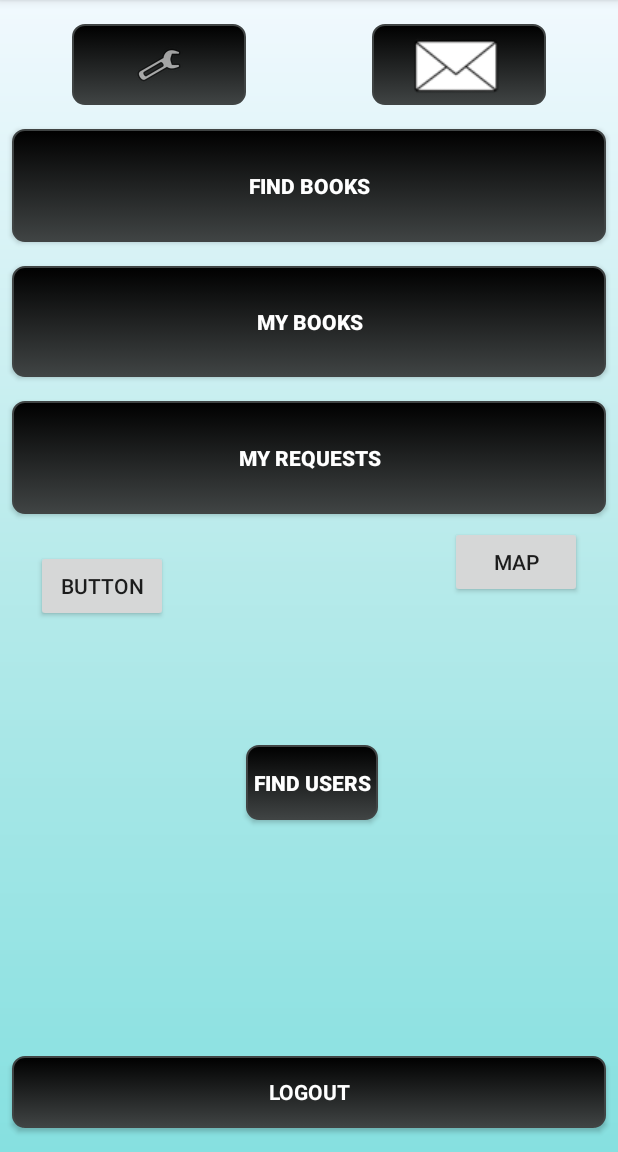
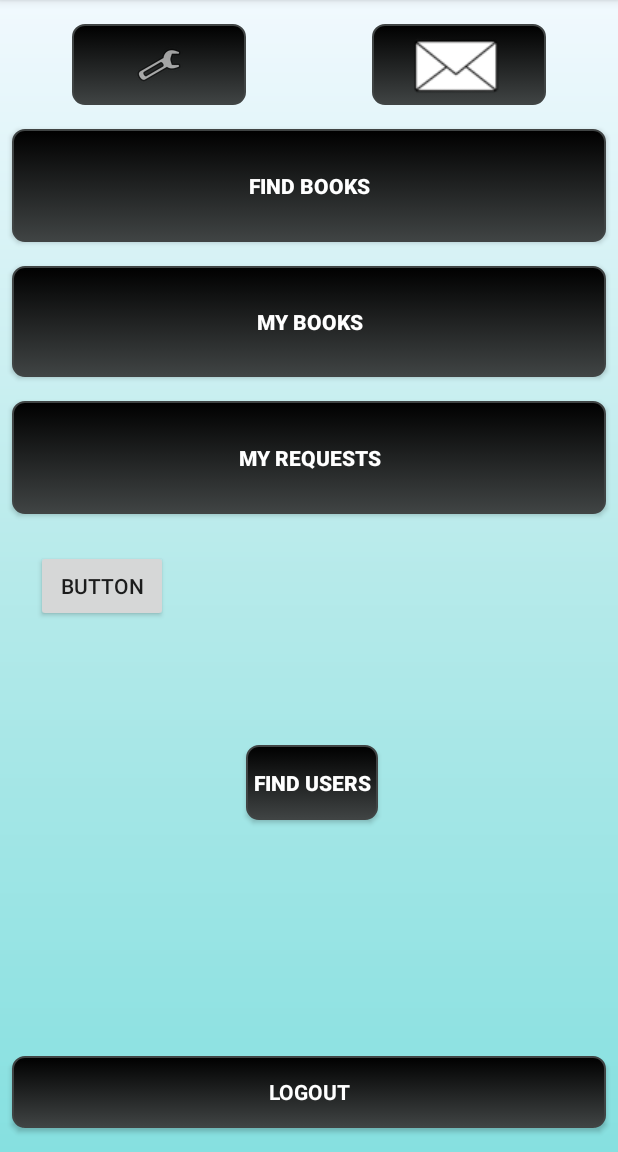
Before and after one commit to cmput301w19t15/GitGoing, an Android app: the screen it shows after launch once a user with an empty profile is signed in (MainActivity), on a phone screen of 412 x 824 dp, the part 84-1236 px from its top. Run offline under Robolectric (Android 15) with nearby library versions, the phone set to English and light mode, and no system bars; our stand-ins replace Firebase (no records; nobody signed in at launch, a user with empty details on screens opened directly).

Commit message:
geolocation update/fix
move few methods from onMapReady to onCreate

```diff
--- a/cmput301w19t15/app/src/main/java/com/example/cmput301w19t15/Activity/MainActivity.java
+++ b/cmput301w19t15/app/src/main/java/com/example/cmput301w19t15/Activity/MainActivity.java
@@ -51,7 +51,7 @@ public class MainActivity extends AppCompatActivity implements NotifAdapter.OnIt
     private FirebaseAuth auth;
     private FirebaseAuth.AuthStateListener authListener;
     //private ProgressBar progressBar;
-    private Button logOut, myBooks, myBorrows, myRequests, findUser, findBook, temp, myMap;
+    private Button logOut, myBooks, myBorrows, myRequests, findUser, findBook, temp;
     private ImageButton myProfile, notifyButton;
 
     private static User loggedInUser;
@@ -153,14 +153,6 @@ public class MainActivity extends AppCompatActivity implements NotifAdapter.OnIt
             }
         });
 
-        myMap = findViewById(R.id.my_map);
-        myMap.setOnClickListener(new View.OnClickListener() {
-            @Override
-            public void onClick(View v) {
-                Intent intent = new Intent(MainActivity.this, GeoLocation.class);
-                startActivity(intent);
-            }
-        });
     }
 
     /**
--- a/cmput301w19t15/app/src/main/java/com/example/cmput301w19t15/Activity/NotifyActivity.java
+++ b/cmput301w19t15/app/src/main/java/com/example/cmput301w19t15/Activity/NotifyActivity.java
@@ -37,6 +37,7 @@ public class NotifyActivity extends AppCompatActivity implements NotifAdapter.On
         listOfNotif = new ArrayList<>();
         loadNotif();
     }
+
 
     @Override
     protected void onResume() {
@@ -114,6 +115,7 @@ public class NotifyActivity extends AppCompatActivity implements NotifAdapter.On
         String title = notif.getTitle();
         String type = notif.getType();
 
+
         if (read == false) {
             read = true;
             FirebaseDatabase.getInstance().getReference("notifications").child(notif.getNotifID()).removeValue();
--- a/cmput301w19t15/app/src/main/res/layout/activity_main_updated.xml
+++ b/cmput301w19t15/app/src/main/res/layout/activity_main_updated.xml
@@ -126,16 +126,6 @@
         app:layout_constraintStart_toStartOf="parent" />
 
     <Button
-        android:id="@+id/my_map"
-        android:layout_width="wrap_content"
-        android:layout_height="wrap_content"
-        android:layout_marginTop="8dp"
-        android:layout_marginEnd="24dp"
-        android:text="Map"
-        app:layout_constraintEnd_toEndOf="parent"
-        app:layout_constraintTop_toBottomOf="@+id/my_requests" />
-
-    <Button
         android:id="@+id/button2"
         android:layout_width="wrap_content"
         android:layout_height="wrap_content"
```
Also changed, not shown: cmput301w19t15/app/src/main/java/com/example/cmput301w19t15/GeoLocation.java (+14 -6 lines), cmput301w19t15/app/src/main/java/com/example/cmput301w19t15/InProgress/AcceptRequest.java (+7 -0 lines).
